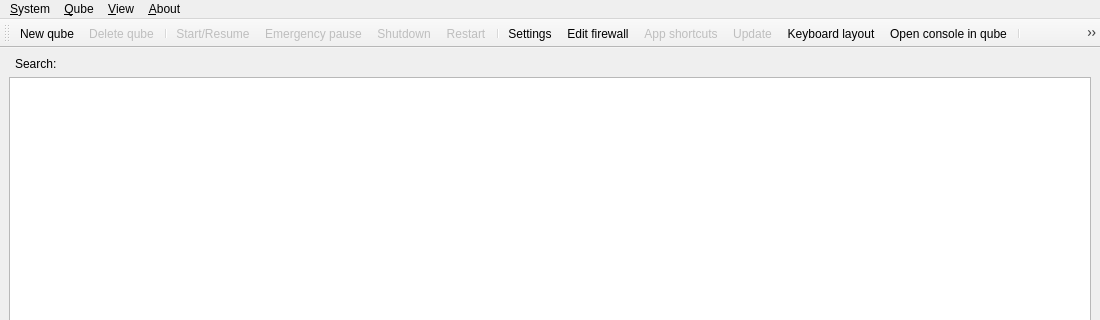
Above: ui/qubemanager.ui from QubesOS/qubes-manager before the change; both pictures show x 0 to 1100 and y 0 to 320 of the 1100 by 600 pixel window. Below: the same form after it.
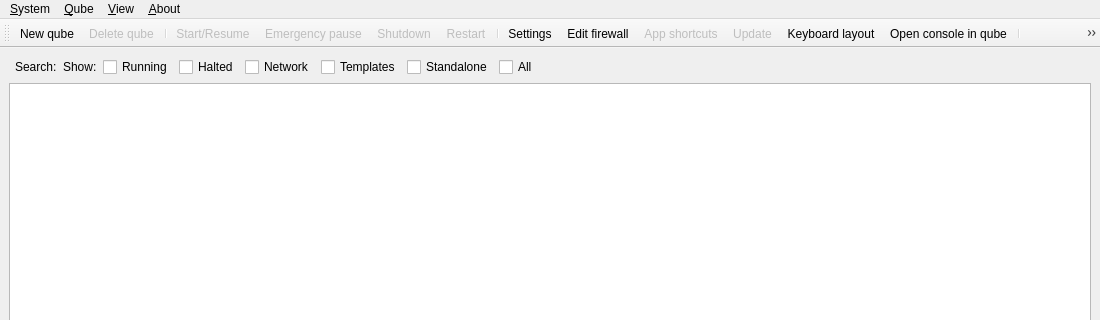
That is the form after the change. Icons and pictures are not drawn.

Commit message: Added 'Show' Checkboxes to .ui

What changed in the file:
```diff
--- a/ui/qubemanager.ui
+++ b/ui/qubemanager.ui
@@ -52,23 +52,6 @@
     <property name="sizeConstraint">
      <enum>QLayout::SetDefaultConstraint</enum>
     </property>
-    <item row="0" column="0">
-     <layout class="QHBoxLayout" name="searchContainer">
-      <property name="spacing">
-       <number>6</number>
-      </property>
-      <property name="leftMargin">
-       <number>6</number>
-      </property>
-      <item>
-       <widget class="QLabel" name="label">
-        <property name="text">
-         <string>Search:</string>
-        </property>
-       </widget>
-      </item>
-     </layout>
-    </item>
     <item row="1" column="0">
      <widget class="QTableView" name="table">
       <property name="minimumSize">
@@ -134,108 +117,87 @@
       <attribute name="verticalHeaderCascadingSectionResizes">
        <bool>false</bool>
       </attribute>
-      <row>
-       <property name="text">
-        <string>Nowy wiersz</string>
-       </property>
-      </row>
-      <row/>
-      <row/>
-      <row/>
-      <row/>
-      <row/>
-      <row/>
-      <row/>
-      <row/>
-      <row/>
-      <column>
-       <property name="text">
-        <string/>
-       </property>
-      </column>
-      <column>
-       <property name="text">
-        <string/>
-       </property>
-      </column>
-      <column>
-       <property name="text">
-        <string>Name</string>
-       </property>
-       <property name="toolTip">
-        <string>Qube name</string>
-       </property>
-      </column>
-      <column>
-       <property name="text">
-        <string>State</string>
-       </property>
-       <property name="toolTip">
-        <string>Update info</string>
-       </property>
-      </column>
-      <column>
-       <property name="text">
-        <string>Template</string>
-       </property>
-       <property name="toolTip">
-        <string>Qube template</string>
-       </property>
-      </column>
-      <column>
-       <property name="text">
-        <string>NetVM</string>
-       </property>
-       <property name="toolTip">
-        <string>Qube netVM</string>
-       </property>
-      </column>
-      <column>
-       <property name="text">
-        <string>Disk
-usage</string>
-       </property>
-      </column>
-      <column>
-       <property name="text">
-        <string>Internal</string>
-       </property>
-      </column>
-      <column>
-       <property name="text">
-        <string>IP</string>
-       </property>
-      </column>
-      <column>
-       <property name="text">
-        <string>Include
-in backups</string>
-       </property>
-      </column>
-      <column>
-       <property name="text">
-        <string>Last backup</string>
-       </property>
-      </column>
-      <column>
-       <property name="text">
-        <string>Default DisposableVM
-Template</string>
-       </property>
-      </column>
-      <column>
-       <property name="text">
-        <string>DisposableVM
-Template</string>
-       </property>
-      </column>
-      <column>
-       <property name="text">
-        <string>Virtualization Mode</string>
-       </property>
-      </column>
      </widget>
     </item>
+    <item row="0" column="0">
+     <layout class="QHBoxLayout" name="searchContainer">
+      <property name="spacing">
+       <number>6</number>
+      </property>
+      <property name="leftMargin">
+       <number>6</number>
+      </property>
+      <item>
+       <widget class="QLabel" name="label">
+        <property name="text">
+         <string>Search:</string>
+        </property>
+       </widget>
+      </item>
+      <item>
+       <widget class="QLabel" name="show_label">
+        <property name="text">
+         <string>Show:</string>
+        </property>
+       </widget>
+      </item>
+      <item>
+       <widget class="QCheckBox" name="show_running">
+        <property name="text">
+         <string>Running</string>
+        </property>
+       </widget>
+      </item>
+      <item>
+       <widget class="QCheckBox" name="show_halted">
+        <property name="text">
+         <string>Halted</string>
+        </property>
+       </widget>
+      </item>
+      <item>
+       <widget class="QCheckBox" name="show_network">
+        <property name="text">
+         <string>Network</string>
+        </property>
+       </widget>
+      </item>
+      <item>
+       <widget class="QCheckBox" name="show_templates">
+        <property name="text">
+         <string>Templates</string>
+        </property>
+       </widget>
+      </item>
+      <item>
+       <widget class="QCheckBox" name="show_standalone">
+        <property name="text">
+         <string>Standalone</string>
+        </property>
+       </widget>
+      </item>
+      <item>
+       <widget class="QCheckBox" name="show_all">
+        <property name="text">
+         <string>All</string>
+        </property>
+       </widget>
+      </item>
+      <item>
+       <spacer name="horizontalSpacer">
+        <property name="orientation">
+         <enum>Qt::Horizontal</enum>
+        </property>
+        <property name="sizeHint" stdset="0">
+         <size>
+          <width>40</width>
+          <height>20</height>
+         </size>
+        </property>
+       </spacer>
+      </item>
+     </layout>
+    </item>
    </layout>
   </widget>
   <widget class="QMenuBar" name="menubar">
```
